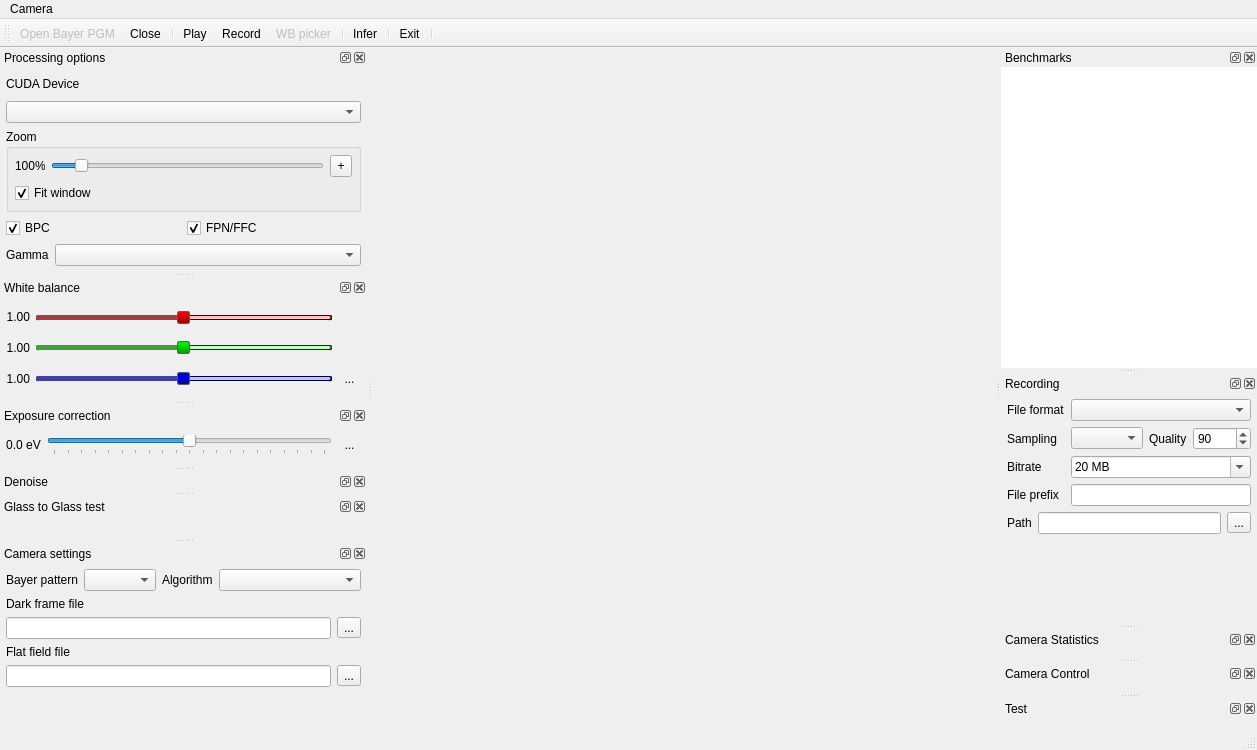
Old version of the form src/CameraSample/MainWindow.ui in the repository weinaike/camera.
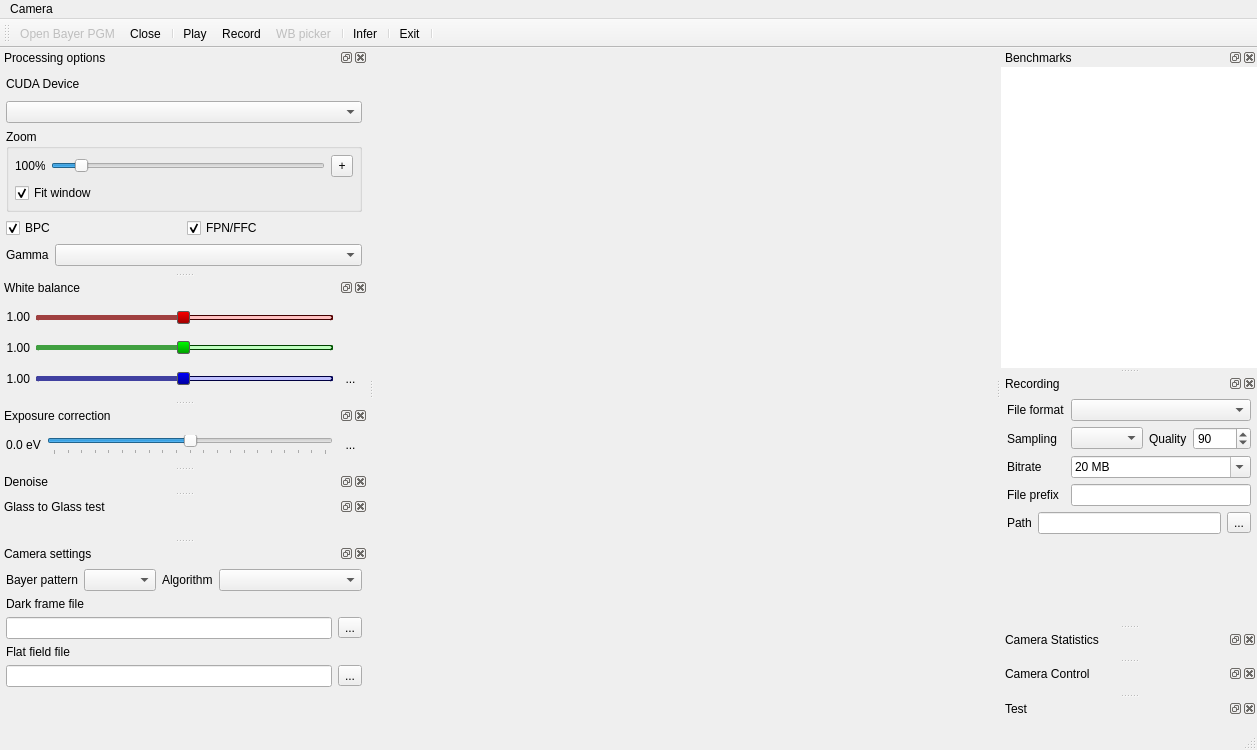
New version of the form. Icons and pictures are not drawn. Custom widgets are drawn as their Qt base class.

```diff
--- a/src/CameraSample/MainWindow.ui
+++ b/src/CameraSample/MainWindow.ui
@@ -1051,7 +1051,7 @@
   <widget class="QDockWidget" name="dockWidget">
    <property name="minimumSize">
     <size>
-     <width>367</width>
+     <width>368</width>
      <height>182</height>
     </size>
    </property>
```
Left out of the diff: 2 changed lines with no effect on the pictures.
